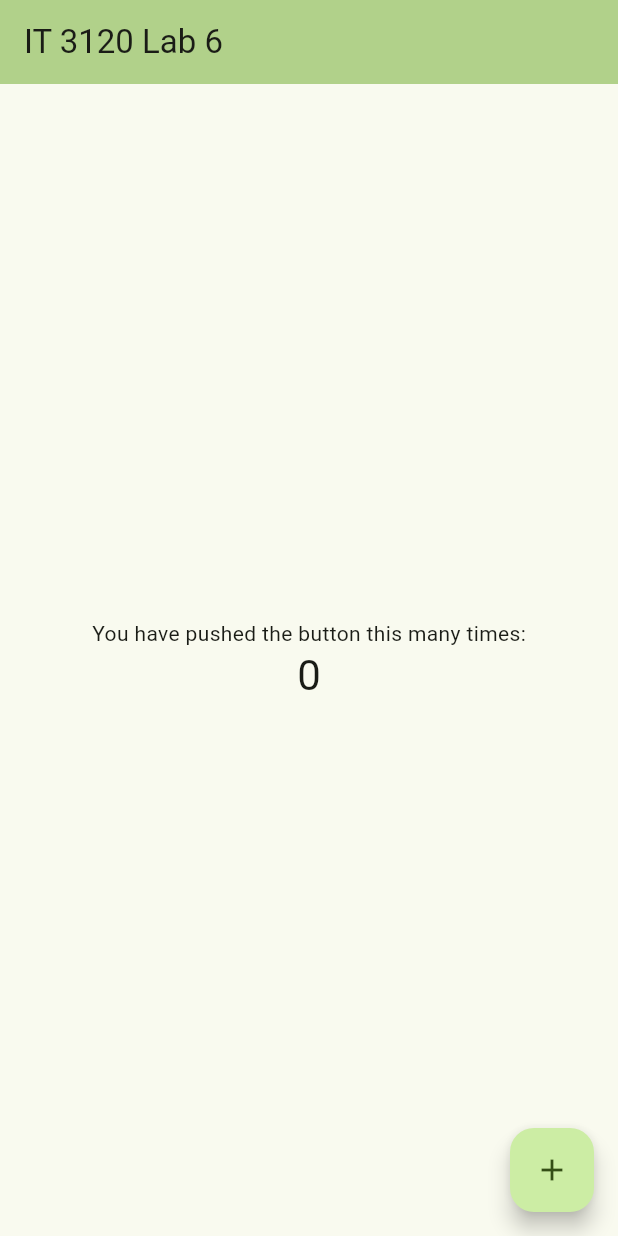
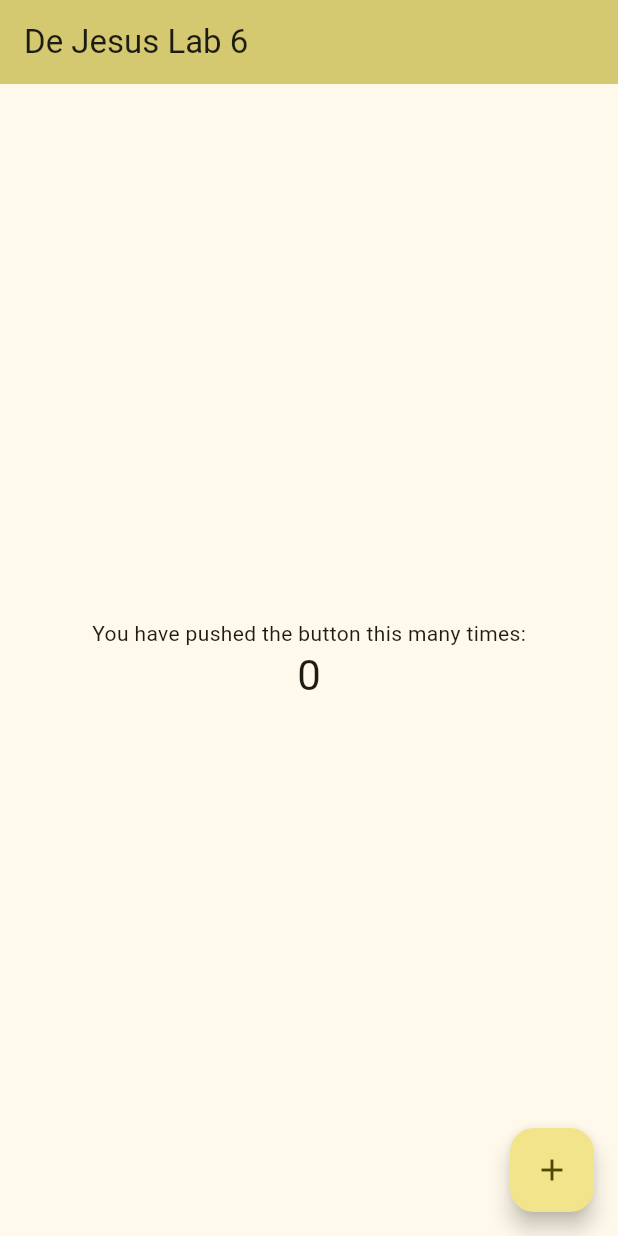
Before and after one commit to roces123/it3120-lab6, a Flutter app: the screen it shows after launch, on a phone screen of 412 x 824 dp. Run offline on Flutter 3.47's test engine with Material 3 defaults, Android fonts, the phone set to English and light mode, and no system bars.

Commit message:
Changing Color

```diff
--- a/lib/main.dart
+++ b/lib/main.dart
@@ -28,9 +28,9 @@ class MyApp extends StatelessWidget {
         //
         // This works for code too, not just values: Most code changes can be
         // tested with just a hot reload.
-        colorScheme: ColorScheme.fromSeed(seedColor: Colors.lightGreen),
+        colorScheme: ColorScheme.fromSeed(seedColor: Colors.yellow),
       ),
-      home: const MyHomePage(title: 'IT 3120 Lab 6'),
+      home: const MyHomePage(title: 'De Jesus Lab 6'),
     );
   }
 }
```
